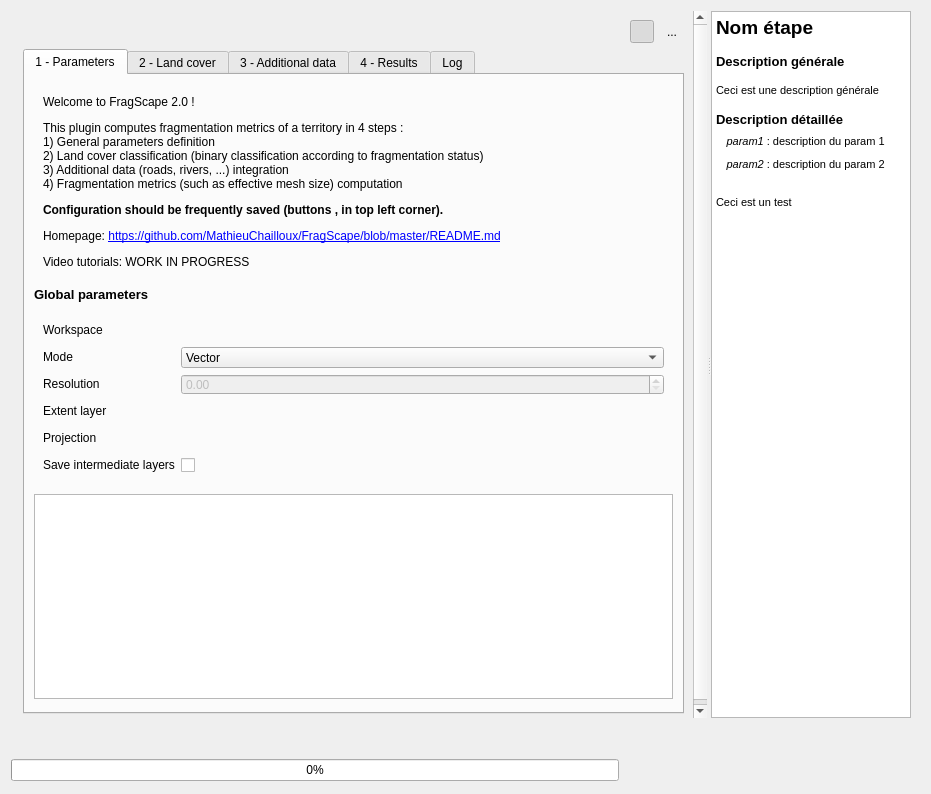
This is FragScape_dialog_base.ui in MathieuChailloux/FragScape as Qt 5 draws it before an edit. The edited form follows.
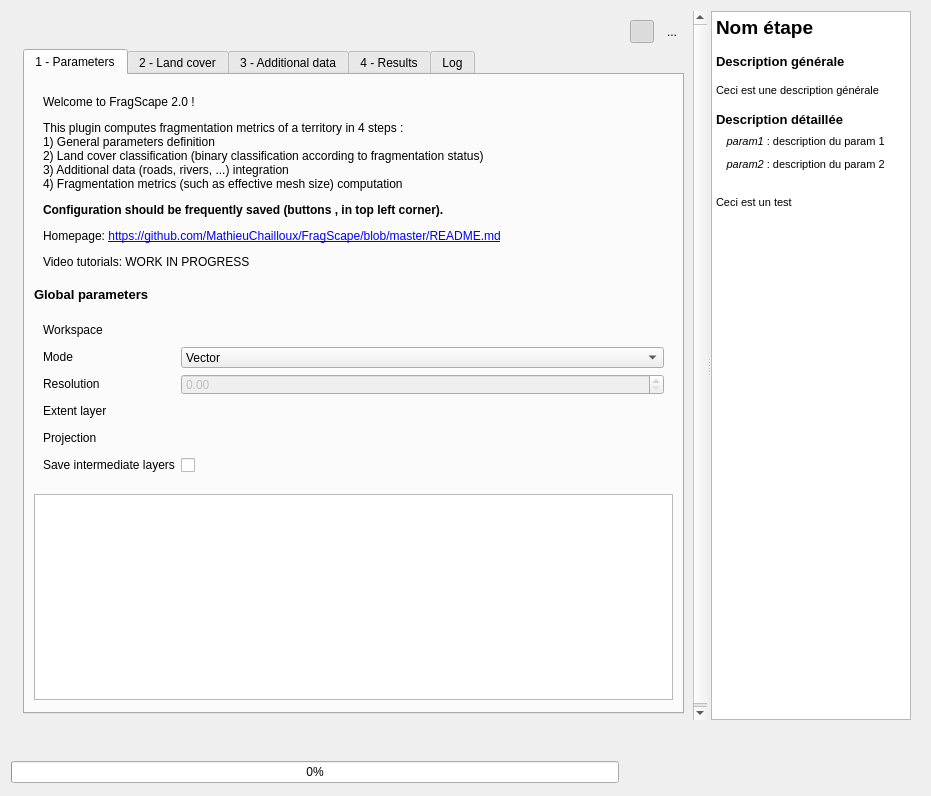
This is the edited form. Icons and pictures are not drawn. Custom widgets are drawn as their Qt base class.

What changed in the file:
```diff
--- a/FragScape_dialog_base.ui
+++ b/FragScape_dialog_base.ui
@@ -7,7 +7,7 @@
     <x>0</x>
     <y>0</y>
     <width>931</width>
-    <height>794</height>
+    <height>796</height>
    </rect>
   </property>
   <property name="sizePolicy">
@@ -82,8 +82,8 @@
            <rect>
             <x>0</x>
             <y>0</y>
-            <width>816</width>
-            <height>754</height>
+            <width>696</width>
+            <height>713</height>
            </rect>
           </property>
           <property name="sizePolicy">
@@ -304,8 +304,8 @@
               <attribute name="title">
                <string>1 - Parameters</string>
               </attribute>
-              <layout class="QVBoxLayout" name="verticalLayout">
-               <item>
+              <layout class="QGridLayout" name="gridLayout_15">
+               <item row="0" column="0">
                 <widget class="QFrame" name="frame_2">
                  <property name="sizePolicy">
                   <sizepolicy hsizetype="Preferred" vsizetype="Minimum">
@@ -645,7 +645,7 @@
                  </layout>
                 </widget>
                </item>
-               <item>
+               <item row="3" column="0">
                 <widget class="QTableView" name="paramsView">
                  <property name="enabled">
                   <bool>true</bool>
@@ -659,13 +659,13 @@
                  <property name="minimumSize">
                   <size>
                    <width>0</width>
-                   <height>205</height>
+                   <height>206</height>
                   </size>
                  </property>
                  <property name="maximumSize">
                   <size>
                    <width>16777215</width>
-                   <height>16777215</height>
+                   <height>206</height>
                   </size>
                  </property>
                  <property name="editTriggers">
@@ -2560,18 +2560,18 @@
           <string>&lt;!DOCTYPE HTML PUBLIC &quot;-//W3C//DTD HTML 4.0//EN&quot; &quot;http://www.w3.org/TR/REC-html40/strict.dtd&quot;&gt;
 &lt;html&gt;&lt;head&gt;&lt;meta name=&quot;qrichtext&quot; content=&quot;1&quot; /&gt;&lt;style type=&quot;text/css&quot;&gt;
 p, li { white-space: pre-wrap; }
-&lt;/style&gt;&lt;/head&gt;&lt;body style=&quot; font-family:'Ubuntu'; font-size:11pt; font-weight:400; font-style:normal;&quot;&gt;
-&lt;p style=&quot; margin-top:0px; margin-bottom:0px; margin-left:0px; margin-right:0px; -qt-block-indent:0; text-indent:0px;&quot;&gt;&lt;span style=&quot; font-family:'MS Shell Dlg 2'; font-size:14pt; font-weight:600;&quot;&gt;Nom étape&lt;/span&gt;&lt;/p&gt;
-&lt;p style=&quot;-qt-paragraph-type:empty; margin-top:0px; margin-bottom:0px; margin-left:0px; margin-right:0px; -qt-block-indent:0; text-indent:0px; font-family:'MS Shell Dlg 2'; font-size:10pt; font-weight:600;&quot;&gt;&lt;br /&gt;&lt;/p&gt;
-&lt;p style=&quot; margin-top:0px; margin-bottom:0px; margin-left:0px; margin-right:0px; -qt-block-indent:0; text-indent:0px;&quot;&gt;&lt;span style=&quot; font-family:'MS Shell Dlg 2'; font-size:10pt; font-weight:600;&quot;&gt;Description générale&lt;/span&gt;&lt;/p&gt;
-&lt;p style=&quot;-qt-paragraph-type:empty; margin-top:0px; margin-bottom:0px; margin-left:0px; margin-right:0px; -qt-block-indent:0; text-indent:0px; font-family:'MS Shell Dlg 2'; font-size:10pt; font-weight:600;&quot;&gt;&lt;br /&gt;&lt;/p&gt;
-&lt;p style=&quot; margin-top:0px; margin-bottom:0px; margin-left:0px; margin-right:0px; -qt-block-indent:0; text-indent:0px;&quot;&gt;&lt;span style=&quot; font-family:'MS Shell Dlg 2'; font-size:8pt;&quot;&gt;Ceci est une description générale&lt;/span&gt;&lt;/p&gt;
-&lt;p style=&quot;-qt-paragraph-type:empty; margin-top:0px; margin-bottom:0px; margin-left:0px; margin-right:0px; -qt-block-indent:0; text-indent:0px; font-family:'MS Shell Dlg 2'; font-size:10pt; font-weight:600;&quot;&gt;&lt;br /&gt;&lt;/p&gt;
-&lt;p style=&quot; margin-top:0px; margin-bottom:0px; margin-left:0px; margin-right:0px; -qt-block-indent:0; text-indent:0px;&quot;&gt;&lt;span style=&quot; font-family:'MS Shell Dlg 2'; font-size:10pt; font-weight:600;&quot;&gt;Description détaillée&lt;/span&gt;&lt;/p&gt;
-&lt;p style=&quot; margin-top:0px; margin-bottom:0px; margin-left:0px; margin-right:0px; -qt-block-indent:0; text-indent:0px;&quot;&gt;&lt;span style=&quot; font-family:'MS Shell Dlg 2'; font-size:14pt; font-weight:600;&quot;&gt;  &lt;/span&gt;&lt;span style=&quot; font-family:'MS Shell Dlg 2'; font-size:8pt; font-style:italic;&quot;&gt;param1&lt;/span&gt;&lt;span style=&quot; font-family:'MS Shell Dlg 2'; font-size:8pt;&quot;&gt; : description du param 1&lt;/span&gt;&lt;/p&gt;
-&lt;p style=&quot; margin-top:0px; margin-bottom:0px; margin-left:0px; margin-right:0px; -qt-block-indent:0; text-indent:0px;&quot;&gt;&lt;span style=&quot; font-family:'MS Shell Dlg 2'; font-size:14pt; font-weight:600;&quot;&gt;  &lt;/span&gt;&lt;span style=&quot; font-family:'MS Shell Dlg 2'; font-size:8pt; font-style:italic;&quot;&gt;param2&lt;/span&gt;&lt;span style=&quot; font-family:'MS Shell Dlg 2'; font-size:8pt;&quot;&gt; : description du param 2&lt;/span&gt;&lt;/p&gt;
-&lt;p style=&quot;-qt-paragraph-type:empty; margin-top:0px; margin-bottom:0px; margin-left:0px; margin-right:0px; -qt-block-indent:0; text-indent:0px; font-family:'MS Shell Dlg 2'; font-size:14pt; font-weight:600;&quot;&gt;&lt;br /&gt;&lt;/p&gt;
-&lt;p style=&quot; margin-top:0px; margin-bottom:0px; margin-left:0px; margin-right:0px; -qt-block-indent:0; text-indent:0px;&quot;&gt;&lt;span style=&quot; font-family:'MS Shell Dlg 2'; font-size:8pt;&quot;&gt;Ceci est un test&lt;/span&gt;&lt;/p&gt;&lt;/body&gt;&lt;/html&gt;</string>
+&lt;/style&gt;&lt;/head&gt;&lt;body style=&quot; font-family:'MS Shell Dlg 2'; font-size:8.25pt; font-weight:400; font-style:normal;&quot;&gt;
+&lt;p style=&quot; margin-top:0px; margin-bottom:0px; margin-left:0px; margin-right:0px; -qt-block-indent:0; text-indent:0px;&quot;&gt;&lt;span style=&quot; font-size:14pt; font-weight:600;&quot;&gt;Nom étape&lt;/span&gt;&lt;/p&gt;
+&lt;p style=&quot;-qt-paragraph-type:empty; margin-top:0px; margin-bottom:0px; margin-left:0px; margin-right:0px; -qt-block-indent:0; text-indent:0px; font-size:10pt; font-weight:600;&quot;&gt;&lt;br /&gt;&lt;/p&gt;
+&lt;p style=&quot; margin-top:0px; margin-bottom:0px; margin-left:0px; margin-right:0px; -qt-block-indent:0; text-indent:0px;&quot;&gt;&lt;span style=&quot; font-size:10pt; font-weight:600;&quot;&gt;Description générale&lt;/span&gt;&lt;/p&gt;
+&lt;p style=&quot;-qt-paragraph-type:empty; margin-top:0px; margin-bottom:0px; margin-left:0px; margin-right:0px; -qt-block-indent:0; text-indent:0px; font-size:10pt; font-weight:600;&quot;&gt;&lt;br /&gt;&lt;/p&gt;
+&lt;p style=&quot; margin-top:0px; margin-bottom:0px; margin-left:0px; margin-right:0px; -qt-block-indent:0; text-indent:0px;&quot;&gt;&lt;span style=&quot; font-size:8pt;&quot;&gt;Ceci est une description générale&lt;/span&gt;&lt;/p&gt;
+&lt;p style=&quot;-qt-paragraph-type:empty; margin-top:0px; margin-bottom:0px; margin-left:0px; margin-right:0px; -qt-block-indent:0; text-indent:0px; font-size:10pt; font-weight:600;&quot;&gt;&lt;br /&gt;&lt;/p&gt;
+&lt;p style=&quot; margin-top:0px; margin-bottom:0px; margin-left:0px; margin-right:0px; -qt-block-indent:0; text-indent:0px;&quot;&gt;&lt;span style=&quot; font-size:10pt; font-weight:600;&quot;&gt;Description détaillée&lt;/span&gt;&lt;/p&gt;
+&lt;p style=&quot; margin-top:0px; margin-bottom:0px; margin-left:0px; margin-right:0px; -qt-block-indent:0; text-indent:0px;&quot;&gt;&lt;span style=&quot; font-size:14pt; font-weight:600;&quot;&gt;  &lt;/span&gt;&lt;span style=&quot; font-size:8pt; font-style:italic;&quot;&gt;param1&lt;/span&gt;&lt;span style=&quot; font-size:8pt;&quot;&gt; : description du param 1&lt;/span&gt;&lt;/p&gt;
+&lt;p style=&quot; margin-top:0px; margin-bottom:0px; margin-left:0px; margin-right:0px; -qt-block-indent:0; text-indent:0px;&quot;&gt;&lt;span style=&quot; font-size:14pt; font-weight:600;&quot;&gt;  &lt;/span&gt;&lt;span style=&quot; font-size:8pt; font-style:italic;&quot;&gt;param2&lt;/span&gt;&lt;span style=&quot; font-size:8pt;&quot;&gt; : description du param 2&lt;/span&gt;&lt;/p&gt;
+&lt;p style=&quot;-qt-paragraph-type:empty; margin-top:0px; margin-bottom:0px; margin-left:0px; margin-right:0px; -qt-block-indent:0; text-indent:0px; font-size:14pt; font-weight:600;&quot;&gt;&lt;br /&gt;&lt;/p&gt;
+&lt;p style=&quot; margin-top:0px; margin-bottom:0px; margin-left:0px; margin-right:0px; -qt-block-indent:0; text-indent:0px;&quot;&gt;&lt;span style=&quot; font-size:8pt;&quot;&gt;Ceci est un test&lt;/span&gt;&lt;/p&gt;&lt;/body&gt;&lt;/html&gt;</string>
          </property>
          <property name="openLinks">
           <bool>false</bool>
```
Left out of the diff: 280 changed lines with no effect on the pictures.
